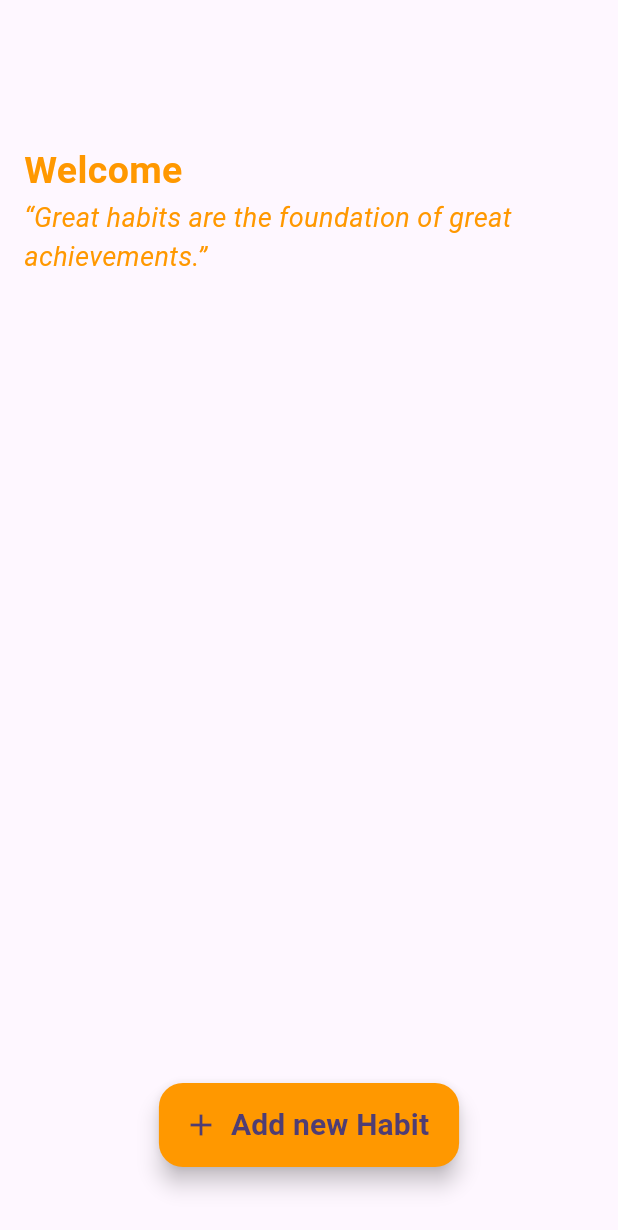
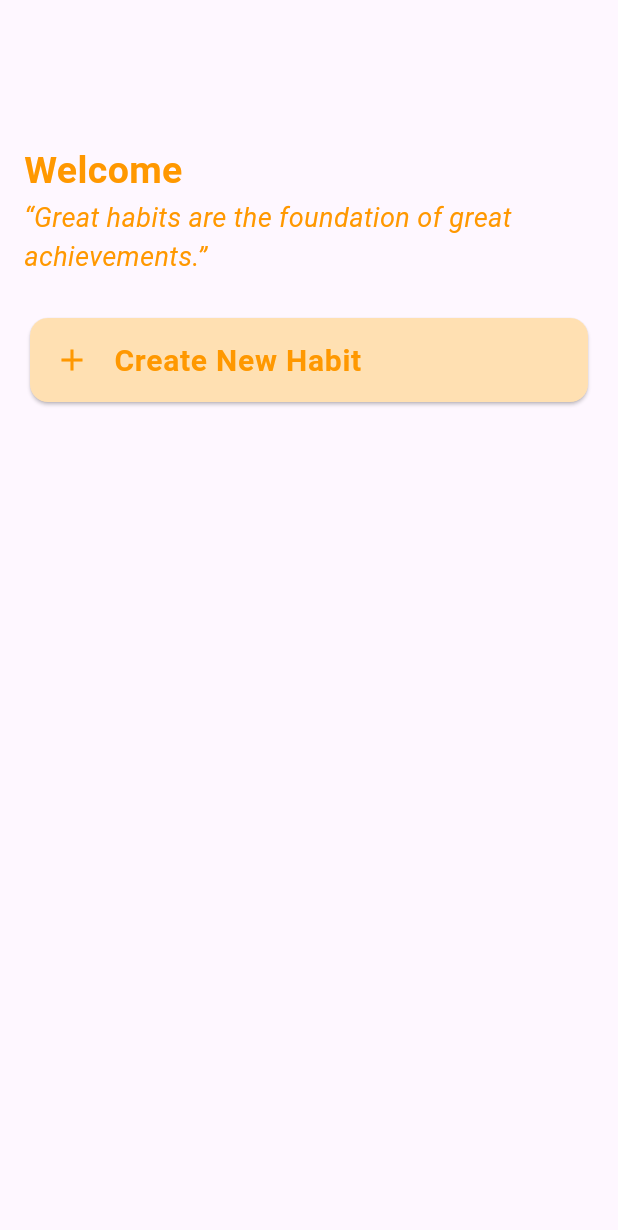
Before and after one commit to f-odc/four-habits-client, a Flutter app: the HabitScreen screen opened directly, on a phone screen of 412 x 824 dp. Shown: the top 1230 px of the screen. Run offline on Flutter 3.47's test engine with Material 3 defaults, Android fonts, the phone set to English and light mode, and no system bars; our stand-ins replace share_plus, shared_preferences; accounts and stored records are empty.

Commit message:
#3 Add habit section with add new habit button

```diff
--- a/lib/pages/habit_screen.dart
+++ b/lib/pages/habit_screen.dart
@@ -66,44 +66,85 @@ class _HabitScreenState extends State<HabitScreen> {
                     fontStyle: FontStyle.italic,
                     color: Colors.orange,
                   ),
-
                 ),
               ],
             ),
           ),
           Expanded(
             child: ListView.builder(
-              itemCount: _habits.length,
+              itemCount: _habits.length + 1, // Add one for the "Create New Habit" card
               itemBuilder: (context, index) {
+                if (index == 0) {
+                  // Create New Habit card
+                  return GestureDetector(
+                    onTap: () async {
+                      final result = await Navigator.push(
+                        context,
+                        MaterialPageRoute(builder: (context) => const CreateHabitScreen()),
+                      );
+                      if (result == 'saved') {
+                        _loadHabit();
+                      }
+                    },
+                    child: Padding(
+                      padding: const EdgeInsets.symmetric(horizontal: 16.0, vertical: 8.0),
+                      child: Card(
+                        color: Colors.orange[100],
+                        child: ListTile(
+                          leading: const Icon(Icons.add, color: Colors.orange),
+                          title: const Text(
+                            'Create New Habit',
+                            style: TextStyle(
+                              fontWeight: FontWeight.bold,
+                              fontSize: 20.0,
+                              color: Colors.orange,
+                            ),
+                          ),
+                        ),
+                      ),
+                    ),
+                  );
+                } else if (index == 1) {
+                  // Divider
+                  return const Divider(
+                  thickness: 2.0,
+                  indent: 16.0,
+                  endIndent: 16.0,
+                  );
+                }
+                else {
+                  // Habit cards
+                  final habit = _habits[index - 1];
                   return GestureDetector(
                     onTap: () async {
                       final result = await Navigator.push(
                         context,
                         MaterialPageRoute(
                           builder: (context) => DetailedHabitScreen(
-                          habit: _habits[index],
-                          index: index,
+                            habit: habit,
+                            index: index - 1,
                           ),
                         ),
                       );
                       _loadHabit();
                     },
-                  child: Padding (
+                    child: Padding(
                       padding: const EdgeInsets.symmetric(horizontal: 16.0),
                       child: Card(
+                        // TODO: place color only if habit is not performed today - color: Colors.orange[100],
                         child: ListTile(
                           leading: const Icon(Icons.check_circle_outline),
                           title: Text(
-                          'Habit: ${_habits[index].name}',
+                            'Habit: ${habit.name}',
                             style: const TextStyle(
                               fontWeight: FontWeight.bold,
                               fontSize: 20.0,
                             ),
                           ),
                           subtitle: Text(
-                        _habits[index].occurrenceType == 'Daily'
-                          ? 'Occurrence: ${_habits[index].occurrenceType}'
-                          : 'Occurrence: ${_habits[index].occurrenceType} - ${_habits[index].occurrenceNum}',
+                            habit.occurrenceType == 'Daily'
+                                ? 'Occurrence: ${habit.occurrenceType}'
+                                : 'Occurrence: ${habit.occurrenceType} - ${habit.occurrenceNum}',
                             style: TextStyle(
                               fontSize: 16.0,
                               color: Colors.grey[600],
@@ -113,49 +154,25 @@ class _HabitScreenState extends State<HabitScreen> {
                             mainAxisSize: MainAxisSize.min,
                             children: <Widget>[
                               Text(
-                            _habits[index].getStreak().toString(),
+                                habit.getStreak().toString(),
                                 style: const TextStyle(
                                   fontWeight: FontWeight.bold,
                                   fontSize: 20.0,
                                 ),
                               ),
-                          const Icon(Icons.local_fire_department),
+                              const Icon(Icons.local_fire_department, color: Colors.orange),
                             ],
                           ),
                         ),
                       ),
                     ),
                   );
+                }
               },
             ),
           ),
         ],
       ),
-      floatingActionButtonLocation: FloatingActionButtonLocation.centerFloat,
-      floatingActionButton : Padding (
-        padding: const EdgeInsets.only(bottom: 30.0),
-      child: FloatingActionButton.extended(
-        onPressed: () async {
-          final result = await Navigator.push(
-            context,
-            MaterialPageRoute(builder: (context) => const CreateHabitScreen()),
-          );
-          if (result == 'saved') {
-            _loadHabit();
-          }
-        },
-        tooltip: 'Add Habit',
-        icon: const Icon(Icons.add),
-        backgroundColor: Colors.orange,
-        label: Text(
-            'Add new Habit',
-            style: TextStyle(
-              fontSize: 20.0,
-              fontWeight: FontWeight.bold,
-            ),
-        ),
-      ),
-      ),
     );
   }
 }
```
Lines whose indentation alone changed are shown as unchanged.
